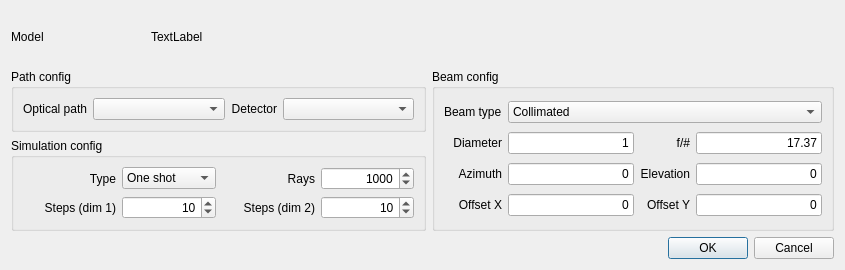
This is RZGUI/SimulationPropertiesDialog.ui in HARMONI-CAB/RayZaler as Qt 5 draws it before an edit. The edited form follows.
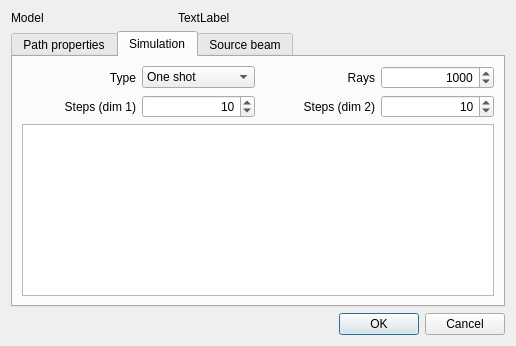
This is the edited form.

Diff of the .ui file:
```diff
--- a/RZGUI/SimulationPropertiesDialog.ui
+++ b/RZGUI/SimulationPropertiesDialog.ui
@@ -6,20 +6,60 @@
    <rect>
     <x>0</x>
     <y>0</y>
-    <width>845</width>
-    <height>270</height>
+    <width>516</width>
+    <height>346</height>
    </rect>
   </property>
   <property name="windowTitle">
    <string>Dialog</string>
   </property>
   <layout class="QGridLayout" name="gridLayout">
-   <item row="1" column="0" colspan="3">
-    <widget class="QGroupBox" name="groupBox">
-     <property name="title">
-      <string>Path config</string>
+   <item row="0" column="1" colspan="2">
+    <widget class="QLabel" name="modelNameLabel">
+     <property name="sizePolicy">
+      <sizepolicy hsizetype="Preferred" vsizetype="Fixed">
+       <horstretch>0</horstretch>
+       <verstretch>0</verstretch>
+      </sizepolicy>
      </property>
-     <layout class="QGridLayout" name="gridLayout_2">
+     <property name="text">
+      <string>TextLabel</string>
+     </property>
+    </widget>
+   </item>
+   <item row="0" column="0">
+    <widget class="QLabel" name="label">
+     <property name="sizePolicy">
+      <sizepolicy hsizetype="Preferred" vsizetype="Fixed">
+       <horstretch>0</horstretch>
+       <verstretch>0</verstretch>
+      </sizepolicy>
+     </property>
+     <property name="text">
+      <string>Model</string>
+     </property>
+    </widget>
+   </item>
+   <item row="11" column="0" colspan="3">
+    <widget class="QDialogButtonBox" name="buttonBox">
+     <property name="orientation">
+      <enum>Qt::Horizontal</enum>
+     </property>
+     <property name="standardButtons">
+      <set>QDialogButtonBox::Cancel|QDialogButtonBox::Ok</set>
+     </property>
+    </widget>
+   </item>
+   <item row="1" column="0" rowspan="2" colspan="3">
+    <widget class="QTabWidget" name="tabWidget">
+     <property name="currentIndex">
+      <number>1</number>
+     </property>
+     <widget class="QWidget" name="tab">
+      <attribute name="title">
+       <string>Path properties</string>
+      </attribute>
+      <layout class="QGridLayout" name="gridLayout_4">
       <item row="0" column="0">
        <widget class="QLabel" name="label_3">
         <property name="text">
@@ -60,42 +100,37 @@
         </property>
        </widget>
       </item>
-     </layout>
-    </widget>
-   </item>
-   <item row="0" column="0">
-    <widget class="QLabel" name="label">
+       <item row="1" column="0" colspan="4">
+        <spacer name="verticalSpacer">
+         <property name="orientation">
+          <enum>Qt::Vertical</enum>
+         </property>
+         <property name="sizeHint" stdset="0">
+          <size>
+           <width>20</width>
+           <height>0</height>
+          </size>
+         </property>
+        </spacer>
+       </item>
+      </layout>
+     </widget>
+     <widget class="QWidget" name="tab_2">
+      <attribute name="title">
+       <string>Simulation</string>
+      </attribute>
+      <layout class="QGridLayout" name="gridLayout_3">
+       <item row="0" column="2">
+        <widget class="QLabel" name="label_10">
      <property name="text">
-      <string>Model</string>
-     </property>
-    </widget>
-   </item>
-   <item row="2" column="0" colspan="3">
-    <widget class="QGroupBox" name="groupBox_3">
-     <property name="title">
-      <string>Simulation config</string>
-     </property>
-     <layout class="QGridLayout" name="gridLayout_4">
-      <item row="0" column="1">
-       <widget class="QComboBox" name="simTypeCombo">
-        <item>
-         <property name="text">
-          <string>One shot</string>
-         </property>
-        </item>
-        <item>
-         <property name="text">
-          <string>1D sweep</string>
-         </property>
-        </item>
-        <item>
-         <property name="text">
-          <string>2D sweep</string>
-         </property>
-        </item>
-       </widget>
-      </item>
-      <item row="2" column="0">
+          <string>Rays</string>
+         </property>
+         <property name="alignment">
+          <set>Qt::AlignRight|Qt::AlignTrailing|Qt::AlignVCenter</set>
+         </property>
+        </widget>
+       </item>
+       <item row="1" column="0">
        <widget class="QLabel" name="steps1Label">
         <property name="text">
          <string>Steps (dim 1)</string>
@@ -105,32 +140,6 @@
         </property>
        </widget>
       </item>
-      <item row="2" column="1">
-       <widget class="QSpinBox" name="steps1Spin">
-        <property name="alignment">
-         <set>Qt::AlignRight|Qt::AlignTrailing|Qt::AlignVCenter</set>
-        </property>
-        <property name="minimum">
-         <number>1</number>
-        </property>
-        <property name="maximum">
-         <number>1000</number>
-        </property>
-        <property name="value">
-         <number>10</number>
-        </property>
-       </widget>
-      </item>
-      <item row="2" column="2">
-       <widget class="QLabel" name="steps2Label">
-        <property name="text">
-         <string>Steps (dim 2)</string>
-        </property>
-        <property name="alignment">
-         <set>Qt::AlignRight|Qt::AlignTrailing|Qt::AlignVCenter</set>
-        </property>
-       </widget>
-      </item>
       <item row="0" column="0">
        <widget class="QLabel" name="label_11">
         <property name="text">
@@ -141,7 +150,83 @@
         </property>
        </widget>
       </item>
-      <item row="2" column="3">
+       <item row="2" column="0" colspan="4">
+        <widget class="QTableView" name="propView">
+         <property name="horizontalScrollBarPolicy">
+          <enum>Qt::ScrollBarAlwaysOff</enum>
+         </property>
+         <property name="selectionMode">
+          <enum>QAbstractItemView::SingleSelection</enum>
+         </property>
+         <property name="selectionBehavior">
+          <enum>QAbstractItemView::SelectRows</enum>
+         </property>
+         <property name="verticalScrollMode">
+          <enum>QAbstractItemView::ScrollPerPixel</enum>
+         </property>
+         <attribute name="horizontalHeaderDefaultSectionSize">
+          <number>23</number>
+         </attribute>
+         <attribute name="horizontalHeaderStretchLastSection">
+          <bool>true</bool>
+         </attribute>
+         <attribute name="verticalHeaderVisible">
+          <bool>false</bool>
+         </attribute>
+         <attribute name="verticalHeaderMinimumSectionSize">
+          <number>16</number>
+         </attribute>
+         <attribute name="verticalHeaderDefaultSectionSize">
+          <number>24</number>
+         </attribute>
+        </widget>
+       </item>
+       <item row="1" column="2">
+        <widget class="QLabel" name="steps2Label">
+         <property name="text">
+          <string>Steps (dim 2)</string>
+         </property>
+         <property name="alignment">
+          <set>Qt::AlignRight|Qt::AlignTrailing|Qt::AlignVCenter</set>
+         </property>
+        </widget>
+       </item>
+       <item row="1" column="1">
+        <widget class="QSpinBox" name="steps1Spin">
+         <property name="alignment">
+          <set>Qt::AlignRight|Qt::AlignTrailing|Qt::AlignVCenter</set>
+         </property>
+         <property name="minimum">
+          <number>1</number>
+         </property>
+         <property name="maximum">
+          <number>1000</number>
+         </property>
+         <property name="value">
+          <number>10</number>
+         </property>
+        </widget>
+       </item>
+       <item row="0" column="1">
+        <widget class="QComboBox" name="simTypeCombo">
+         <item>
+          <property name="text">
+           <string>One shot</string>
+          </property>
+         </item>
+         <item>
+          <property name="text">
+           <string>1D sweep</string>
+          </property>
+         </item>
+         <item>
+          <property name="text">
+           <string>2D sweep</string>
+          </property>
+         </item>
+        </widget>
+       </item>
+       <item row="1" column="3">
        <widget class="QSpinBox" name="steps2Spin">
         <property name="alignment">
          <set>Qt::AlignRight|Qt::AlignTrailing|Qt::AlignVCenter</set>
@@ -157,16 +242,6 @@
         </property>
        </widget>
       </item>
-      <item row="0" column="2">
-       <widget class="QLabel" name="label_10">
-        <property name="text">
-         <string>Rays</string>
-        </property>
-        <property name="alignment">
-         <set>Qt::AlignRight|Qt::AlignTrailing|Qt::AlignVCenter</set>
-        </property>
-       </widget>
-      </item>
       <item row="0" column="3">
        <widget class="QSpinBox" name="rayNumberSpin">
         <property name="alignment">
@@ -185,21 +260,12 @@
       </item>
      </layout>
     </widget>
-   </item>
-   <item row="1" column="3" rowspan="2">
-    <widget class="QGroupBox" name="groupBox_2">
-     <property name="title">
-      <string>Beam config</string>
-     </property>
-     <layout class="QGridLayout" name="gridLayout_3">
-      <item row="0" column="0">
-       <widget class="QLabel" name="label_4">
-        <property name="text">
-         <string>Beam type</string>
-        </property>
-       </widget>
-      </item>
-      <item row="3" column="2">
+     <widget class="QWidget" name="tab_3">
+      <attribute name="title">
+       <string>Source beam</string>
+      </attribute>
+      <layout class="QGridLayout" name="gridLayout_2">
+       <item row="2" column="2">
        <widget class="QLabel" name="label_8">
         <property name="text">
          <string>Elevation</string>
@@ -209,6 +275,16 @@
         </property>
        </widget>
       </item>
+       <item row="2" column="0">
+        <widget class="QLabel" name="label_7">
+         <property name="text">
+          <string>Azimuth</string>
+         </property>
+         <property name="alignment">
+          <set>Qt::AlignRight|Qt::AlignTrailing|Qt::AlignVCenter</set>
+         </property>
+        </widget>
+       </item>
       <item row="1" column="1">
        <widget class="QLineEdit" name="diamEdit">
         <property name="sizePolicy">
@@ -231,8 +307,8 @@
         </property>
        </widget>
       </item>
-      <item row="3" column="1">
-       <widget class="QLineEdit" name="azimuthEdit">
+       <item row="2" column="3">
+        <widget class="QLineEdit" name="elevationEdit">
         <property name="sizePolicy">
          <sizepolicy hsizetype="Fixed" vsizetype="Fixed">
           <horstretch>0</horstretch>
@@ -263,38 +339,6 @@
         </property>
        </widget>
       </item>
-      <item row="3" column="0">
-       <widget class="QLabel" name="label_7">
-        <property name="text">
-         <string>Azimuth</string>
-        </property>
-        <property name="alignment">
-         <set>Qt::AlignRight|Qt::AlignTrailing|Qt::AlignVCenter</set>
-        </property>
-       </widget>
-      </item>
-      <item row="3" column="3">
-       <widget class="QLineEdit" name="elevationEdit">
-        <property name="sizePolicy">
-         <sizepolicy hsizetype="Fixed" vsizetype="Fixed">
-          <horstretch>0</horstretch>
-          <verstretch>0</verstretch>
-         </sizepolicy>
-        </property>
-        <property name="minimumSize">
-         <size>
-          <width>126</width>
-          <height>0</height>
-         </size>
-        </property>
-        <property name="text">
-         <string>0</string>
-        </property>
-        <property name="alignment">
-         <set>Qt::AlignRight|Qt::AlignTrailing|Qt::AlignVCenter</set>
-        </property>
-       </widget>
-      </item>
       <item row="1" column="2">
        <widget class="QLabel" name="fNumLabel">
         <property name="text">
@@ -305,29 +349,7 @@
         </property>
        </widget>
       </item>
-      <item row="1" column="3">
-       <widget class="QLineEdit" name="fNumEdit">
-        <property name="sizePolicy">
-         <sizepolicy hsizetype="Fixed" vsizetype="Fixed">
-          <horstretch>0</horstretch>
-          <verstretch>0</verstretch>
-         </sizepolicy>
-        </property>
-        <property name="minimumSize">
-         <size>
-          <width>126</width>
-          <height>0</height>
-         </size>
-        </property>
-        <property name="text">
-         <string>17.37</string>
-        </property>
-        <property name="alignment">
-         <set>Qt::AlignRight|Qt::AlignTrailing|Qt::AlignVCenter</set>
-        </property>
-       </widget>
-      </item>
-      <item row="4" column="0">
+       <item row="3" column="0">
        <widget class="QLabel" name="label_14">
         <property name="text">
          <string>Offset X</string>
@@ -337,7 +359,7 @@
         </property>
        </widget>
       </item>
-      <item row="4" column="2">
+       <item row="3" column="2">
        <widget class="QLabel" name="label_15">
         <property name="text">
          <string>Offset Y</string>
@@ -347,29 +369,7 @@
         </property>
        </widget>
       </item>
-      <item row="4" column="1">
-       <widget class="QLineEdit" name="offsetXEdit">
-        <property name="sizePolicy">
-         <sizepolicy hsizetype="Fixed" vsizetype="Fixed">
-          <horstretch>0</horstretch>
-          <verstretch>0</verstretch>
-         </sizepolicy>
-        </property>
-        <property name="minimumSize">
-         <size>
-          <width>126</width>
-          <height>0</height>
-         </size>
-        </property>
-        <property name="text">
-         <string>0</string>
-        </property>
-        <property name="alignment">
-         <set>Qt::AlignRight|Qt::AlignTrailing|Qt::AlignVCenter</set>
-        </property>
-       </widget>
-      </item>
-      <item row="4" column="3">
+       <item row="3" column="3">
        <widget class="QLineEdit" name="offsetYEdit">
         <property name="sizePolicy">
          <sizepolicy hsizetype="Fixed" vsizetype="Fixed">
@@ -391,6 +391,28 @@
         </property>
        </widget>
       </item>
+       <item row="1" column="3">
+        <widget class="QLineEdit" name="fNumEdit">
+         <property name="sizePolicy">
+          <sizepolicy hsizetype="Fixed" vsizetype="Fixed">
+           <horstretch>0</horstretch>
+           <verstretch>0</verstretch>
+          </sizepolicy>
+         </property>
+         <property name="minimumSize">
+          <size>
+           <width>126</width>
+           <height>0</height>
+          </size>
+         </property>
+         <property name="text">
+          <string>17.37</string>
+         </property>
+         <property name="alignment">
+          <set>Qt::AlignRight|Qt::AlignTrailing|Qt::AlignVCenter</set>
+         </property>
+        </widget>
+       </item>
       <item row="0" column="1" colspan="3">
        <widget class="QComboBox" name="beamTypeCombo">
         <item>
@@ -410,24 +432,72 @@
         </item>
        </widget>
       </item>
-     </layout>
-    </widget>
-   </item>
-   <item row="0" column="1" colspan="3">
-    <widget class="QLabel" name="modelNameLabel">
+       <item row="2" column="1">
+        <widget class="QLineEdit" name="azimuthEdit">
+         <property name="sizePolicy">
+          <sizepolicy hsizetype="Fixed" vsizetype="Fixed">
+           <horstretch>0</horstretch>
+           <verstretch>0</verstretch>
+          </sizepolicy>
+         </property>
+         <property name="minimumSize">
+          <size>
+           <width>126</width>
+           <height>0</height>
+          </size>
+         </property>
+         <property name="text">
+          <string>0</string>
+         </property>
+         <property name="alignment">
+          <set>Qt::AlignRight|Qt::AlignTrailing|Qt::AlignVCenter</set>
+         </property>
+        </widget>
+       </item>
+       <item row="0" column="0">
+        <widget class="QLabel" name="label_4">
      <property name="text">
-      <string>TextLabel</string>
+          <string>Beam type</string>
      </property>
     </widget>
    </item>
-   <item row="11" column="0" colspan="4">
-    <widget class="QDialogButtonBox" name="buttonBox">
+       <item row="3" column="1">
+        <widget class="QLineEdit" name="offsetXEdit">
+         <property name="sizePolicy">
+          <sizepolicy hsizetype="Fixed" vsizetype="Fixed">
+           <horstretch>0</horstretch>
+           <verstretch>0</verstretch>
+          </sizepolicy>
+         </property>
+         <property name="minimumSize">
+          <size>
+           <width>126</width>
+           <height>0</height>
+          </size>
+         </property>
+         <property name="text">
+          <string>0</string>
+         </property>
+         <property name="alignment">
+          <set>Qt::AlignRight|Qt::AlignTrailing|Qt::AlignVCenter</set>
+         </property>
+        </widget>
+       </item>
+       <item row="4" column="0" colspan="4">
+        <spacer name="verticalSpacer_2">
      <property name="orientation">
-      <enum>Qt::Horizontal</enum>
-     </property>
-     <property name="standardButtons">
-      <set>QDialogButtonBox::Cancel|QDialogButtonBox::Ok</set>
-     </property>
+          <enum>Qt::Vertical</enum>
+         </property>
+         <property name="sizeHint" stdset="0">
+          <size>
+           <width>20</width>
+           <height>0</height>
+          </size>
+         </property>
+        </spacer>
+       </item>
+      </layout>
+     </widget>
     </widget>
    </item>
   </layout>
```
Left out of the diff: 3 changed lines with no effect on the pictures. Lines whose indentation alone changed are shown as unchanged.
